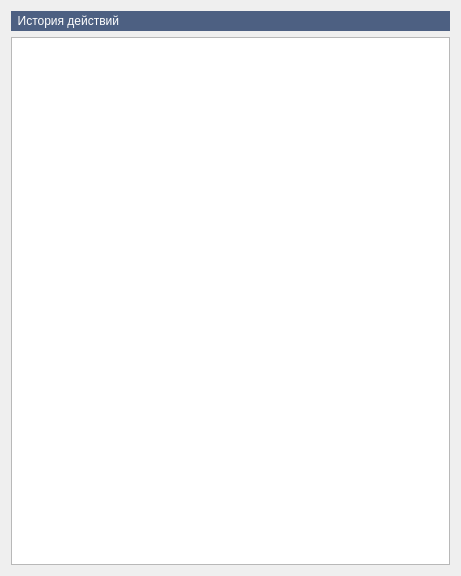
Old version of the form src/MTG/ui/log_view.ui in the repository xaaw21/MTG.
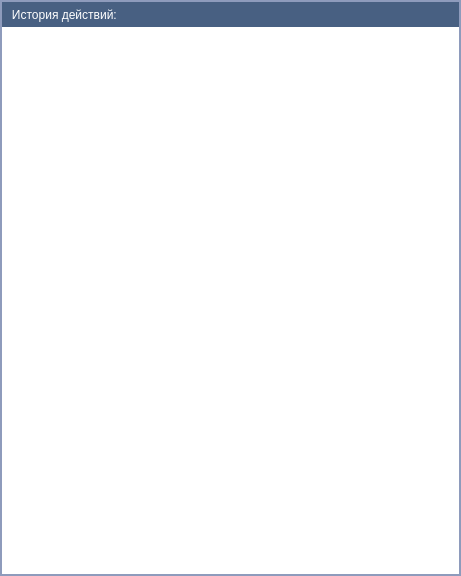
New version of the form. Icons and pictures are not drawn.

```diff
--- a/src/MTG/ui/log_view.ui
+++ b/src/MTG/ui/log_view.ui
@@ -14,29 +14,118 @@
    <string>Form</string>
   </property>
   <property name="styleSheet">
-   <string notr="true">#LogView{border:9px rgb(142, 155, 188);}</string>
+   <string notr="true">#LogView{
+	border:2px solid  rgb(142,155,188);
+}
+
+#lv_label{
+	background-color: rgb(72, 96, 130);
+	color: white;
+}
+
+#History{
+border: none;
+}
+
+
+
+QScrollBar { 
+	margin: 7px 0px 7px 0px;
+	background-color:qlineargradient(spread:pad, x1:0, y1:1, x2:1, y2:1, stop:0 rgba(116, 116, 116, 255), stop:0.1 rgba(163, 163, 163, 255), stop:0.2 rgba(186, 186, 186, 255), stop:1 rgba(186, 186, 186, 255));
+ 	 width: 16px;
+		border-radius: 3px;
+	border: 1px solid #a8a8a8;
+	
+}
+QScrollBar:vertical { 
+width:7px;
+}
+
+QScrollBar::handle::vertical{
+	background-color: qlineargradient(spread:pad, x1:0, y1:0, x2:0, y2:1, stop:0 rgba(16, 158, 204, 255), stop:1 rgba(20, 200, 255, 255));
+	border-radius: 2px;
+	border: 1px solid #1c9cc5;
+}
+
+
+
+QScrollBar::add-line{
+	border: none; 
+	height: 7px;
+	subcontrol-position:bottom;
+	subcontrol-origin: margin;
+	position: absolute;
+
+}
+QScrollBar::sub-line{
+	border: none; 
+	height: 7px;
+	subcontrol-position:top;
+	subcontrol-origin: margin;
+	position: absolute;
+
+}
+QScrollBar::up-arrow {
+  	width: 7px;
+    height: 7px;
+	
+	
+	background-image: url(:/Resources/up-scroll.png);
+	background-repeat: no-repeat;
+	background-position: center center;
+	border:none;
+
+}
+
+
+QScrollBar::down-arrow{
+  	width: 7px;
+    height: 7px;
+	background-image: url(:/Resources/down-scroll.png);
+	background-repeat: no-repeat;
+	background-position: center center;
+	border:none;
+
+}
+
+
+QScrollBar::add-page, QScrollBar::sub-page {
+	border: none;
+	background-color:qlineargradient(spread:pad, x1:0, y1:1, x2:1, y2:1, stop:0 rgba(116, 116, 116, 255), stop:0.1 rgba(163, 163, 163, 255), stop:0.2 rgba(186, 186, 186, 255), stop:1 rgba(186, 186, 186, 255));
+}</string>
   </property>
   <layout class="QVBoxLayout" name="verticalLayout">
+   <property name="spacing">
+    <number>0</number>
+   </property>
+   <property name="leftMargin">
+    <number>2</number>
+   </property>
+   <property name="topMargin">
+    <number>2</number>
+   </property>
+   <property name="rightMargin">
+    <number>2</number>
+   </property>
+   <property name="bottomMargin">
+    <number>2</number>
+   </property>
    <item>
-    <widget class="QLabel" name="label">
+    <widget class="QLabel" name="lv_label">
      <property name="minimumSize">
       <size>
        <width>0</width>
-       <height>20</height>
+       <height>25</height>
       </size>
      </property>
      <property name="maximumSize">
       <size>
        <width>16777215</width>
-       <height>20</height>
+       <height>25</height>
       </size>
      </property>
-     <property name="styleSheet">
-      <string notr="true">background-color: rgb(77, 96, 130);
-color: rgb(255, 255, 255);</string>
-     </property>
      <property name="text">
-      <string>  История действий</string>
+      <string>   История действий:</string>
      </property>
     </widget>
    </item>
```
Left out of the diff: 4 changed lines with no effect on the pictures.
